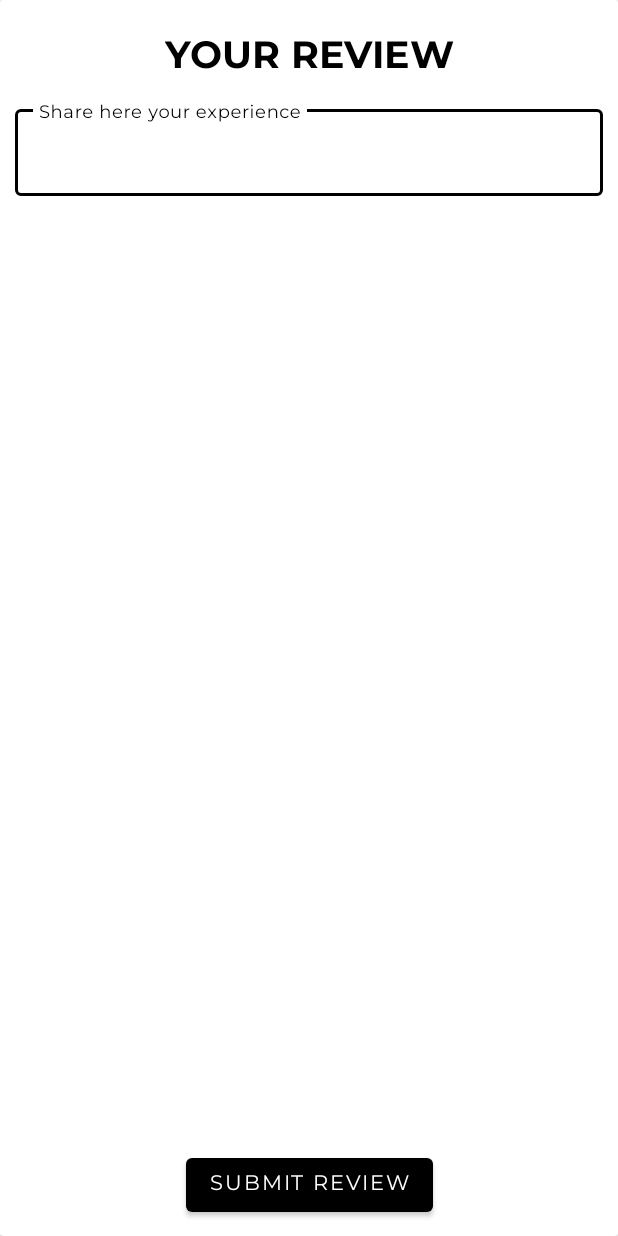
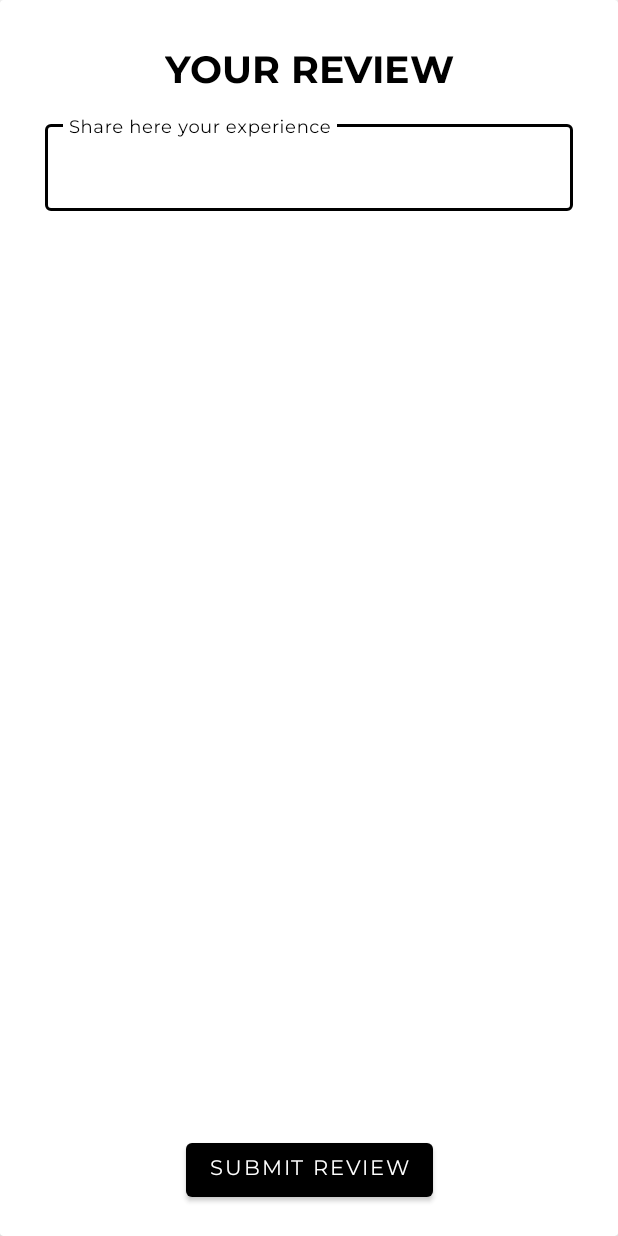
Before and after one commit to rodrirepresa/Adidas, an Android app built with Jetpack Compose: the layout review_dialog.xml on its own in the app's theme, with its tools: preview values and no code run, on a phone screen of 412 x 824 dp. Run offline under Robolectric (Android 15) with nearby library versions, the phone set to English and light mode, and no system bars.

Commit message:
Improve review ui

```diff
--- a/app/src/main/res/layout/review_dialog.xml
+++ b/app/src/main/res/layout/review_dialog.xml
@@ -7,7 +7,10 @@
     <androidx.constraintlayout.widget.ConstraintLayout
         android:layout_width="match_parent"
         android:layout_height="match_parent"
-        android:padding="10dp">
+        android:paddingLeft="30dp"
+        android:paddingRight="30dp"
+        android:paddingTop="20dp"
+        android:paddingBottom="20dp">
 
         <TextView
             android:id="@+id/title"
@@ -37,6 +40,7 @@
             app:layout_constraintTop_toBottomOf="@id/title">
 
             <com.google.android.material.textfield.TextInputEditText
+                android:maxLines="3"
                 android:maxLength="100"
                 android:fontFamily="@font/montserrat"
                 android:textColor="@color/dark_gray"
```
